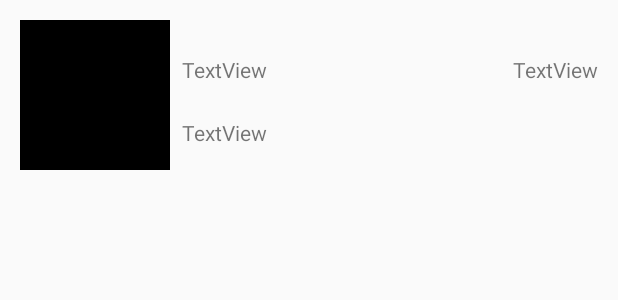
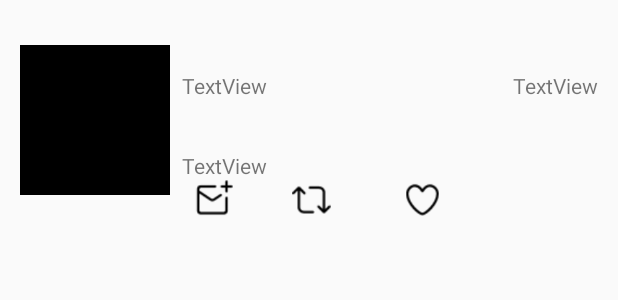
Before and after one commit to bemedel/codepath-twitter, an Android app: the layout item_tweet.xml on its own in the app's theme, with its tools: preview values and no code run, on a phone screen of 412 x 824 dp. Shown: the top 300 px of the screen. Run offline under Robolectric (Android 15) with nearby library versions, the phone set to English and light mode, and no system bars.

Commit message:
Added icons using constraint layout and links to original page

```diff
--- a/app/src/main/res/layout/item_tweet.xml
+++ b/app/src/main/res/layout/item_tweet.xml
@@ -5,6 +5,7 @@
     android:layout_width="match_parent"
     android:layout_height="wrap_content"
     android:layout_margin="5dp">
+
 
     <ImageView
         android:id="@+id/ivProfileImage"
@@ -45,9 +46,13 @@
         android:text="TextView"
         app:layout_constraintBottom_toBottomOf="parent"
         app:layout_constraintEnd_toEndOf="parent"
+        app:layout_constraintHorizontal_bias="0.0"
         app:layout_constraintHorizontal_weight="4"
         app:layout_constraintStart_toEndOf="@+id/ivProfileImage"
-        app:layout_constraintTop_toBottomOf="@+id/tvUserName" />
+        app:layout_constraintTop_toBottomOf="@+id/tvUserName"
+        android:autoLink="all"
+        android:linksClickable="true"
+        />
 
     <TextView
         android:id="@+id/tvTimePosted"
@@ -60,4 +65,44 @@
         app:layout_constraintHorizontal_bias="0.5"
         app:layout_constraintStart_toEndOf="@+id/tvUserName"
         app:layout_constraintTop_toTopOf="@+id/tvUserName" />
+
+    <ImageView
+        android:id="@+id/ivMessage"
+        android:layout_width="34dp"
+        android:layout_height="26dp"
+        android:layout_marginStart="8dp"
+        android:layout_marginEnd="8dp"
+        android:layout_marginBottom="8dp"
+        app:layout_constraintBottom_toBottomOf="parent"
+        app:layout_constraintEnd_toStartOf="@+id/ivRetweet"
+        app:layout_constraintHorizontal_bias="0.138"
+        app:layout_constraintStart_toEndOf="@+id/ivProfileImage"
+        app:layout_constraintTop_toBottomOf="@+id/tvBody"
+        app:layout_constraintVertical_bias="1.0"
+        app:srcCompat="@drawable/ic_vector_compose_dm" />
+
+    <ImageView
+        android:id="@+id/ivRetweet"
+        android:layout_width="34dp"
+        android:layout_height="26dp"
+        android:layout_marginEnd="40dp"
+        android:layout_marginBottom="8dp"
+        app:layout_constraintBottom_toBottomOf="parent"
+        app:layout_constraintEnd_toStartOf="@+id/ivHeart"
+        app:layout_constraintTop_toBottomOf="@+id/tvBody"
+        app:layout_constraintVertical_bias="0.0"
+        app:srcCompat="@drawable/ic_vector_retweet_stroke" />
+
+    <ImageView
+        android:id="@+id/ivHeart"
+        android:layout_width="34dp"
+        android:layout_height="26dp"
+        android:layout_marginEnd="108dp"
+        android:layout_marginBottom="8dp"
+        app:layout_constraintBottom_toBottomOf="parent"
+        app:layout_constraintEnd_toEndOf="parent"
+        app:layout_constraintTop_toBottomOf="@+id/tvBody"
+        app:layout_constraintVertical_bias="0.0"
+        app:srcCompat="@drawable/ic_vector_heart_stroke" />
+
 </android.support.constraint.ConstraintLayout>
```
Also changed, not shown: 94 other files.
